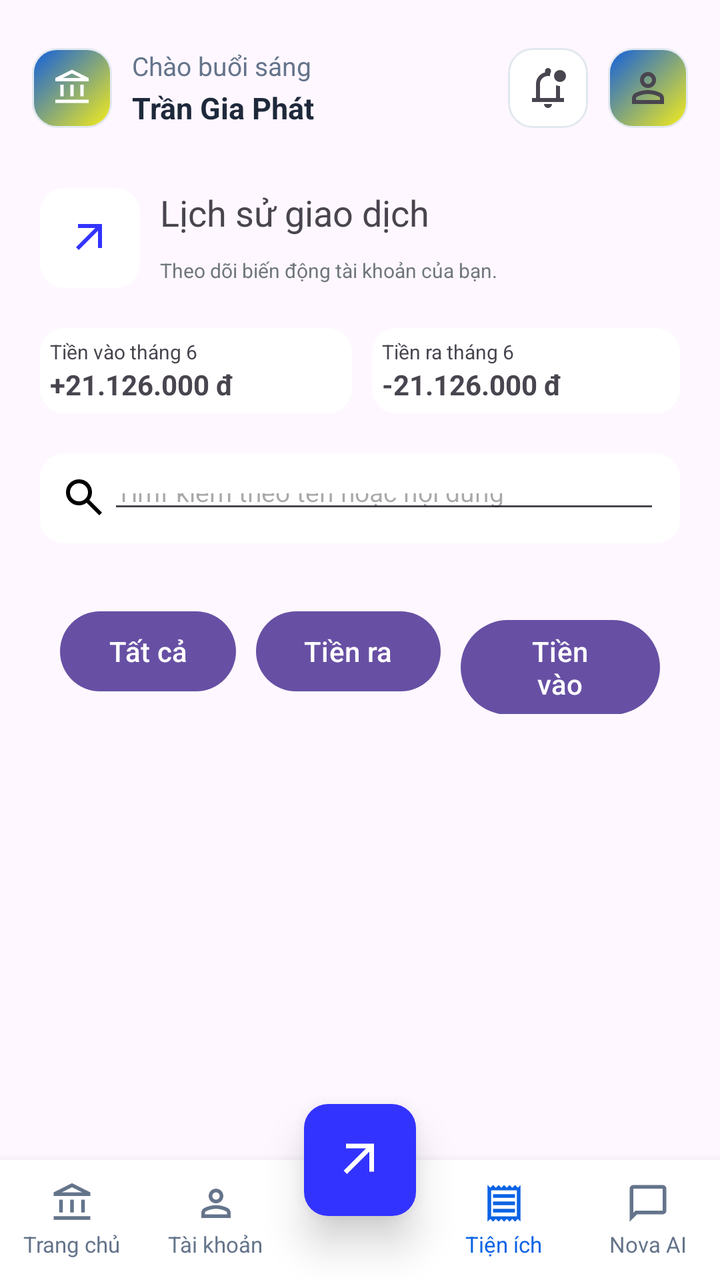
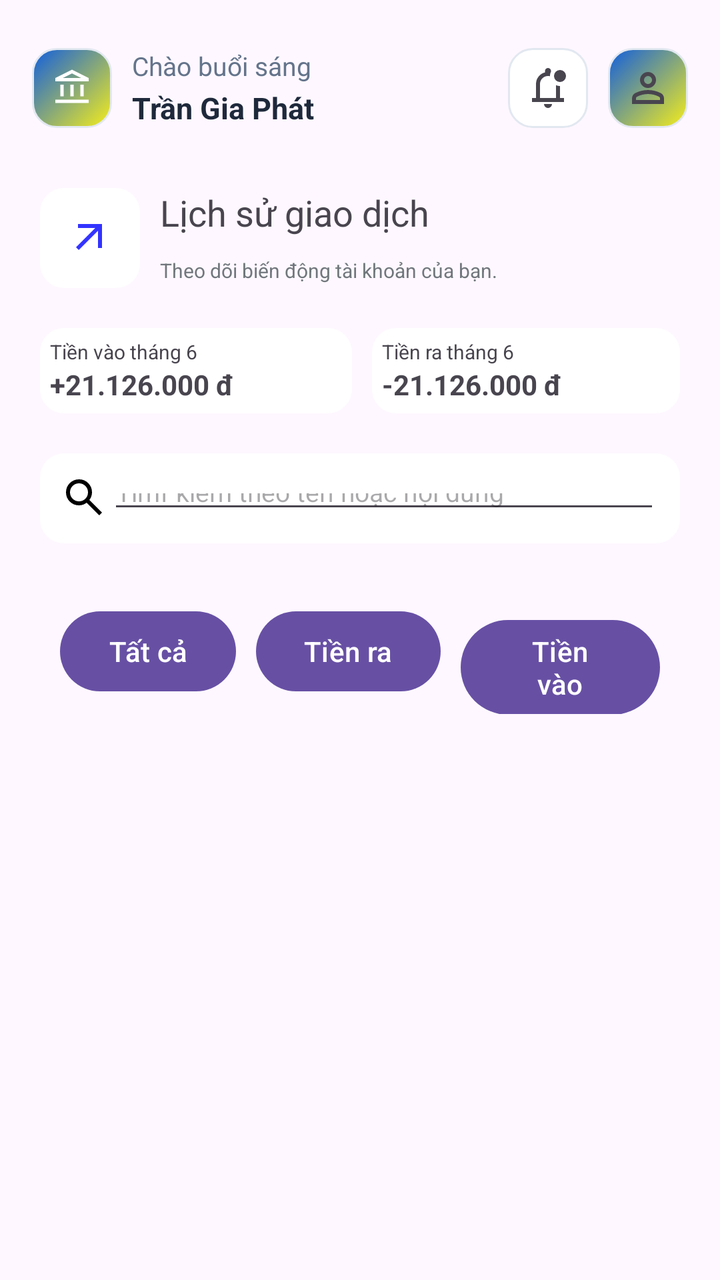

Two renders of the same Android screen: before a commit and after it. Below are the layout's source before the change and the commit's diff.
<!-- AndroidManifest.xml: application theme Theme.Industrial_and_Commercial_Bank_of_TDTU -->
<!-- res/layout/activity_transaction_history.xml -->
<?xml version="1.0" encoding="utf-8"?>
<androidx.constraintlayout.widget.ConstraintLayout xmlns:android="http://schemas.android.com/apk/res/android"
    xmlns:app="http://schemas.android.com/apk/res-auto"
    xmlns:tools="http://schemas.android.com/tools"
    android:id="@+id/main"
    android:layout_width="match_parent"
    android:layout_height="match_parent"
    tools:context=".TransactionHistoryActivity">


    
    <ImageView
        android:id="@+id/imageView"
        android:layout_width="40dp"
        android:layout_height="40dp"
        android:layout_marginStart="16dp"
        android:layout_marginTop="24dp"
        android:background="@drawable/bg_logo_rounded"
        android:padding="10dp"
        app:layout_constraintStart_toStartOf="parent"
        app:layout_constraintTop_toTopOf="parent"
        app:srcCompat="@drawable/account_balance_24px" />

    <TextView
        android:id="@+id/textView8"
        android:layout_width="wrap_content"
        android:layout_height="wrap_content"
        android:layout_marginStart="10dp"
        android:text="Chào buổi sáng"
        android:textColor="#64748B"
        android:textSize="13sp"
        app:layout_constraintStart_toEndOf="@+id/imageView"
        app:layout_constraintTop_toTopOf="@+id/imageView" />

    <TextView
        android:id="@+id/txtName"
        android:layout_width="wrap_content"
        android:layout_height="wrap_content"
        android:layout_marginStart="10dp"
        android:layout_marginTop="2dp"
        android:text="Trần Gia Phát"
        android:textColor="#1E293B"
        android:textSize="15sp"
        android:textStyle="bold"
        app:layout_constraintStart_toEndOf="@+id/imageView"
        app:layout_constraintTop_toBottomOf="@+id/textView8" />

    <ImageButton
        android:id="@+id/imgProfile"
        android:layout_width="40dp"
        android:layout_height="40dp"
        android:layout_marginEnd="16dp"
        android:background="@drawable/bg_logo_rounded"
        android:padding="10dp"
        app:layout_constraintBottom_toBottomOf="@+id/imageView"
        app:layout_constraintEnd_toEndOf="parent"
        app:layout_constraintTop_toTopOf="@+id/imageView"
        app:srcCompat="@drawable/person_24px" />

    <ImageButton
        android:id="@+id/imgNoti"
        android:layout_width="40dp"
        android:layout_height="40dp"
        android:layout_marginEnd="10dp"
        android:background="@drawable/bg_input_rounded"
        android:padding="10dp"
        app:layout_constraintBottom_toBottomOf="@+id/imgProfile"
        app:layout_constraintEnd_toStartOf="@+id/imgProfile"
        app:layout_constraintTop_toTopOf="@+id/imgProfile"
        app:srcCompat="@drawable/notifications_unread_24px" />

    
    <LinearLayout
        android:layout_width="match_parent"
        android:layout_height="wrap_content"
        android:layout_marginTop="10dp"
        android:orientation="vertical"
        app:layout_constraintEnd_toEndOf="parent"
        app:layout_constraintStart_toStartOf="parent"
        app:layout_constraintTop_toBottomOf="@+id/imageView"
        android:padding="20dp">

        
        <LinearLayout
            android:layout_width="match_parent"
            android:layout_height="wrap_content"
            android:orientation="horizontal">

            <ImageButton
                android:layout_width="50dp"
                android:layout_height="50dp"
                android:src="@drawable/arrow_outward"
                android:background="@drawable/bg_btn1"/>


            <LinearLayout
                android:layout_width="wrap_content"
                android:layout_height="wrap_content"
                android:orientation="vertical"
                android:layout_marginStart="10dp">

                <TextView
                    android:layout_width="wrap_content"
                    android:layout_height="wrap_content"
                    android:text="Lịch sử giao dịch"
                    android:textSize="18sp"/>

                <TextView
                    android:layout_width="wrap_content"
                    android:layout_height="wrap_content"
                    android:text="Theo dõi biến động tài khoản của bạn."
                    android:textColor="@color/material_dynamic_neutral_variant50"
                    android:textSize="10sp"
                    android:layout_marginTop="10dp"/>


            </LinearLayout>

        </LinearLayout>

        
        <LinearLayout
            android:layout_width="match_parent"
            android:layout_height="wrap_content"
            android:orientation="horizontal"
            android:weightSum="10"
            android:layout_marginTop="20dp">

            
            <LinearLayout
                android:layout_width="wrap_content"
                android:layout_height="wrap_content"
                android:orientation="vertical"
                android:layout_weight="5"
                android:padding="5dp"
                android:layout_marginEnd="5dp"
                android:background="@drawable/bg_btn1">

                <TextView
                    android:layout_width="wrap_content"
                    android:layout_height="wrap_content"
                    android:text="Tiền vào tháng 6"
                    android:textSize="10sp"/>

                <TextView
                    android:layout_width="wrap_content"
                    android:layout_height="wrap_content"
                    android:text="+21.126.000 đ"
                    android:textStyle="bold"/>
            </LinearLayout>


            
            <LinearLayout
                android:layout_width="wrap_content"
                android:layout_height="wrap_content"
                android:orientation="vertical"
                android:layout_weight="5"
                android:padding="5dp"
                android:layout_marginStart="5dp"
                android:background="@drawable/bg_btn1">

                <TextView
                    android:layout_width="wrap_content"
                    android:layout_height="wrap_content"
                    android:text="Tiền ra tháng 6"
                    android:textSize="10sp"/>

                <TextView
                    android:layout_width="wrap_content"
                    android:layout_height="wrap_content"
                    android:text="-21.126.000 đ"
                    android:textStyle="bold"
                    />
            </LinearLayout>
        </LinearLayout>

        
        <LinearLayout
            android:layout_width="match_parent"
            android:layout_height="wrap_content"
            android:orientation="horizontal"
            android:layout_marginTop="20dp"
            android:padding="10dp"
            android:background="@drawable/bg_btn1">

            <ImageView
                android:layout_width="wrap_content"
                android:layout_height="wrap_content"
                android:src="@drawable/search"/>

            <EditText
                android:layout_width="match_parent"
                android:layout_height="25dp"
                android:hint="Timf kiếm theo tên hoặc nội dung"
                android:textSize="13sp"
                />

        </LinearLayout>

        
        <LinearLayout
            android:layout_width="match_parent"
            android:layout_height="wrap_content"
            android:orientation="horizontal"
            android:layout_marginTop="20dp"
            android:padding="10dp">

            <Button
                android:layout_width="wrap_content"
                android:layout_height="wrap_content"
                android:text="Tất cả"
                android:layout_marginEnd="10dp"
                />

            <Button
                android:layout_width="wrap_content"
                android:layout_height="wrap_content"
                android:text="Tiền ra"
                android:layout_marginEnd="10dp"
                />

            <Button
                android:layout_width="wrap_content"
                android:layout_height="wrap_content"
                android:text="Tiền vào"
                />
        </LinearLayout>

        <ListView
            android:layout_width="match_parent"
            android:layout_height="wrap_content"
            android:layout_marginTop="10dp"
            android:background="@drawable/bg_btn1"/>


    </LinearLayout>
    


    <LinearLayout
        android:id="@+id/bottomNav"
        android:layout_width="match_parent"
        android:layout_height="60dp"
        android:background="#FFFFFF"
        android:elevation="8dp"
        android:orientation="horizontal"
        android:weightSum="5"
        app:layout_constraintBottom_toBottomOf="parent"
        app:layout_constraintEnd_toEndOf="parent"
        app:layout_constraintStart_toStartOf="parent">

        
        <LinearLayout
            android:id="@+id/navHome"
            android:layout_width="0dp"
            android:layout_height="match_parent"
            android:layout_weight="1"
            android:gravity="center"
            android:orientation="vertical">

            <ImageView
                android:layout_width="22dp"
                android:layout_height="22dp"
                android:src="@drawable/account_balance_24px"
                app:tint="#64748B" />

            <TextView
                android:layout_width="wrap_content"
                android:layout_height="wrap_content"
                android:layout_marginTop="2dp"
                android:text="Trang chủ"
                android:textColor="#64748B"
                android:textSize="11sp" />
        </LinearLayout>

        
        <LinearLayout
            android:id="@+id/navAccount"
            android:layout_width="0dp"
            android:layout_height="match_parent"
            android:layout_weight="1"
            android:gravity="center"
            android:orientation="vertical">

            <ImageView
                android:layout_width="22dp"
                android:layout_height="22dp"
                android:src="@drawable/person_24px"
                app:tint="#64748B" />

            <TextView
                android:layout_width="wrap_content"
                android:layout_height="wrap_content"
                android:layout_marginTop="2dp"
                android:text="Tài khoản"
                android:textColor="#64748B"
                android:textSize="11sp" />
        </LinearLayout>

        
        <View
            android:layout_width="0dp"
            android:layout_height="match_parent"
            android:layout_weight="1" />

        
        <LinearLayout
            android:id="@+id/navUtilities"
            android:layout_width="0dp"
            android:layout_height="match_parent"
            android:layout_weight="1"
            android:gravity="center"
            android:orientation="vertical">

            <ImageView
                android:layout_width="22dp"
                android:layout_height="22dp"
                android:src="@drawable/receipt"
                app:tint="#0B63E5" />

            <TextView
                android:layout_width="wrap_content"
                android:layout_height="wrap_content"
                android:layout_marginTop="2dp"
                android:text="Tiện ích"
                android:textColor="#0B63E5"
                android:textSize="11sp" />
        </LinearLayout>

        
        <LinearLayout
            android:id="@+id/navAI"
            android:layout_width="0dp"
            android:layout_height="match_parent"
            android:layout_weight="1"
            android:gravity="center"
            android:orientation="vertical">

            <ImageView
                android:layout_width="22dp"
                android:layout_height="22dp"
                android:src="@drawable/chat_bubble_24px"
                app:tint="#64748B" />

            <TextView
                android:layout_width="wrap_content"
                android:layout_height="wrap_content"
                android:layout_marginTop="2dp"
                android:text="Nova AI"
                android:textColor="#64748B"
                android:textSize="11sp" />
        </LinearLayout>

    </LinearLayout>

    
    <ImageButton
        android:id="@+id/btnCenter"
        android:layout_width="56dp"
        android:layout_height="56dp"
        android:background="@drawable/bg_btn"
        android:elevation="12dp"
        android:padding="14dp"
        android:scaleType="fitCenter"
        android:src="@drawable/arrow_outward"
        app:layout_constraintBottom_toTopOf="@+id/bottomNav"
        app:layout_constraintEnd_toEndOf="parent"
        app:layout_constraintStart_toStartOf="parent"
        app:layout_constraintTop_toTopOf="@+id/bottomNav"
        app:tint="#FFFFFF" />
</androidx.constraintlayout.widget.ConstraintLayout>
<!-- resources referenced by this layout -->
<resources>
  <!-- drawable arrow_outward (drawable) -->
  <vector xmlns:android="http://schemas.android.com/apk/res/android"
      android:width="24dp"
      android:height="24dp"
      android:viewportWidth="24"
      android:viewportHeight="24">
      <path android:fillColor="#3333FF"
          android:pathData="M6.4,18L5,16.6L14.6,7H6V5H18V17H16V8.4L6.4,18Z"/>
  </vector>
  <!-- drawable bg_btn (drawable) -->
  <?xml version="1.0" encoding="utf-8"?>
  <shape xmlns:android="http://schemas.android.com/apk/res/android"
      android:shape="rectangle">
      
      <solid android:color="#3333FF" />
  
      
      <corners android:radius="12dp" />
  
  </shape>
  <!-- drawable bg_btn1 (drawable) -->
  <?xml version="1.0" encoding="utf-8"?>
  <shape xmlns:android="http://schemas.android.com/apk/res/android"
      android:shape="rectangle">
      
      <solid android:color="@color/white" />
  
      
      <corners android:radius="12dp" />
  
  </shape>
  <!-- drawable bg_input_rounded (drawable) -->
  <?xml version="1.0" encoding="utf-8"?>
  <shape xmlns:android="http://schemas.android.com/apk/res/android"
      android:shape="rectangle">
      
      <solid android:color="#FFFFFF" />
  
      
      <corners android:radius="12dp" />
  
      
      <stroke
          android:width="1dp"
          android:color="#E2E8F0" />
  </shape>
  <!-- drawable bg_logo_rounded (drawable) -->
  <?xml version="1.0" encoding="utf-8"?>
  <shape xmlns:android="http://schemas.android.com/apk/res/android"
      android:shape="rectangle">
      
      <gradient
          android:type="linear"
          android:angle="135"
          android:startColor="#f6ee19"
          android:endColor="#115ede" />
  
      
      <corners android:radius="12dp" />
  
      
      <stroke
          android:width="1dp"
          android:color="#E2E8F0" />
  </shape>
  <!-- drawable chat_bubble_24px (drawable) -->
  <vector xmlns:android="http://schemas.android.com/apk/res/android"
      android:width="24dp"
      android:height="24dp"
      android:viewportWidth="960"
      android:viewportHeight="960"
      android:tint="?attr/colorControlNormal">
    <path
        android:fillColor="@android:color/white"
        android:pathData="M80,880L80,160Q80,127 103.5,103.5Q127,80 160,80L800,80Q833,80 856.5,103.5Q880,127 880,160L880,640Q880,673 856.5,696.5Q833,720 800,720L240,720L80,880ZM206,640L800,640Q800,640 800,640Q800,640 800,640L800,160Q800,160 800,160Q800,160 800,160L160,160Q160,160 160,160Q160,160 160,160L160,685L206,640ZM160,640L160,640L160,160Q160,160 160,160Q160,160 160,160L160,160Q160,160 160,160Q160,160 160,160L160,640Q160,640 160,640Q160,640 160,640Z"/>
  </vector>
  <!-- drawable receipt (drawable) -->
  <vector xmlns:android="http://schemas.android.com/apk/res/android"
      android:width="24dp"
      android:height="24dp"
      android:viewportWidth="24"
      android:viewportHeight="24">
      <path android:fillColor="#3333FF"
          android:pathData="M3,22V2L4.5,3.5L6,2L7.5,3.5L9,2l1.5,1.5L12,2l1.5,1.5L15,2l1.5,1.5L18,2l1.5,1.5L21,2V22l-1.5-1.5L18,22l-1.5-1.5L15,22l-1.5-1.5L12,22l-1.5-1.5L9,22L7.5,20.5L6,22L4.5,20.5L3,22Zm3-5H18V15H6v2Zm0-4H18V11H6v2ZM6,9H18V7H6V9ZM5,19.1H19V4.9H5V19.1ZM5,4.9V19.1V4.9Z"/>
  </vector>
  <!-- drawable search (drawable) -->
  <vector xmlns:android="http://schemas.android.com/apk/res/android"
      android:width="24dp"
      android:height="24dp"
      android:viewportWidth="24"
      android:viewportHeight="24">
      <path android:fillColor="@android:color/black"
          android:pathData="M19.6,21l-6.3-6.3q-0.75,0.6-1.72,0.95T9.5,16q-2.72,0-4.61-1.89Q3,12.23 3,9.5Q3,6.77 4.89,4.89T9.5,3t4.61,1.89T16,9.5q0,1.1-0.35,2.07T14.7,13.3L21,19.6L19.6,21ZM9.5,14q1.88,0 3.19-1.31T14,9.5T12.69,6.31T9.5,5T6.31,6.31T5,9.5t1.31,3.19T9.5,14Z"/>
  </vector>
  <style name="Theme.Industrial_and_Commercial_Bank_of_TDTU" parent="Base.Theme.Industrial_and_Commercial_Bank_of_TDTU" />
  <color name="white">#FFFFFFFF</color>
  <style name="Base.Theme.Industrial_and_Commercial_Bank_of_TDTU" parent="Theme.Material3.DayNight.NoActionBar">
          
          
      </style>
  <!-- unchanged entries left out for length: 3 -->
</resources>

<!-- the commit's change to res/layout/activity_transaction_history.xml (unified diff, before → after) -->
@@ -87,6 +87,7 @@
             android:orientation="horizontal">
 
             <ImageButton
+                android:id="@+id/btnBack"
                 android:layout_width="50dp"
                 android:layout_height="50dp"
                 android:src="@drawable/arrow_outward"
@@ -235,138 +236,4 @@
 
 
     </LinearLayout>
-    
-
-
-    <LinearLayout
-        android:id="@+id/bottomNav"
-        android:layout_width="match_parent"
-        android:layout_height="60dp"
-        android:background="#FFFFFF"
-        android:elevation="8dp"
-        android:orientation="horizontal"
-        android:weightSum="5"
-        app:layout_constraintBottom_toBottomOf="parent"
-        app:layout_constraintEnd_toEndOf="parent"
-        app:layout_constraintStart_toStartOf="parent">
-
-        
-        <LinearLayout
-            android:id="@+id/navHome"
-            android:layout_width="0dp"
-            android:layout_height="match_parent"
-            android:layout_weight="1"
-            android:gravity="center"
-            android:orientation="vertical">
-
-            <ImageView
-                android:layout_width="22dp"
-                android:layout_height="22dp"
-                android:src="@drawable/account_balance_24px"
-                app:tint="#64748B" />
-
-            <TextView
-                android:layout_width="wrap_content"
-                android:layout_height="wrap_content"
-                android:layout_marginTop="2dp"
-                android:text="Trang chủ"
-                android:textColor="#64748B"
-                android:textSize="11sp" />
-        </LinearLayout>
-
-        
-        <LinearLayout
-            android:id="@+id/navAccount"
-            android:layout_width="0dp"
-            android:layout_height="match_parent"
-            android:layout_weight="1"
-            android:gravity="center"
-            android:orientation="vertical">
-
-            <ImageView
-                android:layout_width="22dp"
-                android:layout_height="22dp"
-                android:src="@drawable/person_24px"
-                app:tint="#64748B" />
-
-            <TextView
-                android:layout_width="wrap_content"
-                android:layout_height="wrap_content"
-                android:layout_marginTop="2dp"
-                android:text="Tài khoản"
-                android:textColor="#64748B"
-                android:textSize="11sp" />
-        </LinearLayout>
-
-        
-        <View
-            android:layout_width="0dp"
-            android:layout_height="match_parent"
-            android:layout_weight="1" />
-
-        
-        <LinearLayout
-            android:id="@+id/navUtilities"
-            android:layout_width="0dp"
-            android:layout_height="match_parent"
-            android:layout_weight="1"
-            android:gravity="center"
-            android:orientation="vertical">
-
-            <ImageView
-                android:layout_width="22dp"
-                android:layout_height="22dp"
-                android:src="@drawable/receipt"
-                app:tint="#0B63E5" />
-
-            <TextView
-                android:layout_width="wrap_content"
-                android:layout_height="wrap_content"
-                android:layout_marginTop="2dp"
-                android:text="Tiện ích"
-                android:textColor="#0B63E5"
-                android:textSize="11sp" />
-        </LinearLayout>
-
-        
-        <LinearLayout
-            android:id="@+id/navAI"
-            android:layout_width="0dp"
-            android:layout_height="match_parent"
-            android:layout_weight="1"
-            android:gravity="center"
-            android:orientation="vertical">
-
-            <ImageView
-                android:layout_width="22dp"
-                android:layout_height="22dp"
-                android:src="@drawable/chat_bubble_24px"
-                app:tint="#64748B" />
-
-            <TextView
-                android:layout_width="wrap_content"
-                android:layout_height="wrap_content"
-                android:layout_marginTop="2dp"
-                android:text="Nova AI"
-                android:textColor="#64748B"
-                android:textSize="11sp" />
-        </LinearLayout>
-
-    </LinearLayout>
-
-    
-    <ImageButton
-        android:id="@+id/btnCenter"
-        android:layout_width="56dp"
-        android:layout_height="56dp"
-        android:background="@drawable/bg_btn"
-        android:elevation="12dp"
-        android:padding="14dp"
-        android:scaleType="fitCenter"
-        android:src="@drawable/arrow_outward"
-        app:layout_constraintBottom_toTopOf="@+id/bottomNav"
-        app:layout_constraintEnd_toEndOf="parent"
-        app:layout_constraintStart_toStartOf="parent"
-        app:layout_constraintTop_toTopOf="@+id/bottomNav"
-        app:tint="#FFFFFF" />
 </androidx.constraintlayout.widget.ConstraintLayout>
<!-- resource entries referenced after the edit -->
@@ -9,17 +9,6 @@
       <path android:fillColor="#3333FF"
           android:pathData="M6.4,18L5,16.6L14.6,7H6V5H18V17H16V8.4L6.4,18Z"/>
   </vector>
-  <!-- drawable bg_btn (drawable) -->
-  <?xml version="1.0" encoding="utf-8"?>
-  <shape xmlns:android="http://schemas.android.com/apk/res/android"
-      android:shape="rectangle">
-      
-      <solid android:color="#3333FF" />
-  
-      
-      <corners android:radius="12dp" />
-  
-  </shape>
   <!-- drawable bg_btn1 (drawable) -->
   <?xml version="1.0" encoding="utf-8"?>
   <shape xmlns:android="http://schemas.android.com/apk/res/android"
@@ -65,26 +54,6 @@
           android:width="1dp"
           android:color="#E2E8F0" />
   </shape>
-  <!-- drawable chat_bubble_24px (drawable) -->
-  <vector xmlns:android="http://schemas.android.com/apk/res/android"
-      android:width="24dp"
-      android:height="24dp"
-      android:viewportWidth="960"
-      android:viewportHeight="960"
-      android:tint="?attr/colorControlNormal">
-    <path
-        android:fillColor="@android:color/white"
-        android:pathData="M80,880L80,160Q80,127 103.5,103.5Q127,80 160,80L800,80Q833,80 856.5,103.5Q880,127 880,160L880,640Q880,673 856.5,696.5Q833,720 800,720L240,720L80,880ZM206,640L800,640Q800,640 800,640Q800,640 800,640L800,160Q800,160 800,160Q800,160 800,160L160,160Q160,160 160,160Q160,160 160,160L160,685L206,640ZM160,640L160,640L160,160Q160,160 160,160Q160,160 160,160L160,160Q160,160 160,160Q160,160 160,160L160,640Q160,640 160,640Q160,640 160,640Z"/>
-  </vector>
-  <!-- drawable receipt (drawable) -->
-  <vector xmlns:android="http://schemas.android.com/apk/res/android"
-      android:width="24dp"
-      android:height="24dp"
-      android:viewportWidth="24"
-      android:viewportHeight="24">
-      <path android:fillColor="#3333FF"
-          android:pathData="M3,22V2L4.5,3.5L6,2L7.5,3.5L9,2l1.5,1.5L12,2l1.5,1.5L15,2l1.5,1.5L18,2l1.5,1.5L21,2V22l-1.5-1.5L18,22l-1.5-1.5L15,22l-1.5-1.5L12,22l-1.5-1.5L9,22L7.5,20.5L6,22L4.5,20.5L3,22Zm3-5H18V15H6v2Zm0-4H18V11H6v2ZM6,9H18V7H6V9ZM5,19.1H19V4.9H5V19.1ZM5,4.9V19.1V4.9Z"/>
-  </vector>
   <!-- drawable search (drawable) -->
   <vector xmlns:android="http://schemas.android.com/apk/res/android"
       android:width="24dp"
